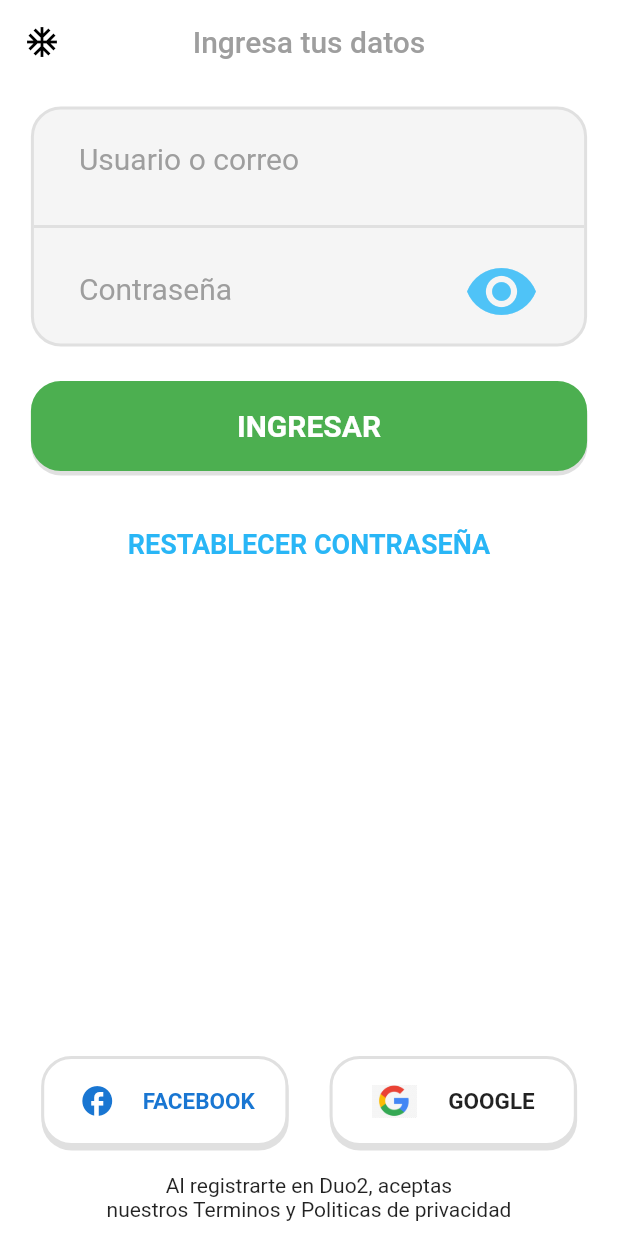
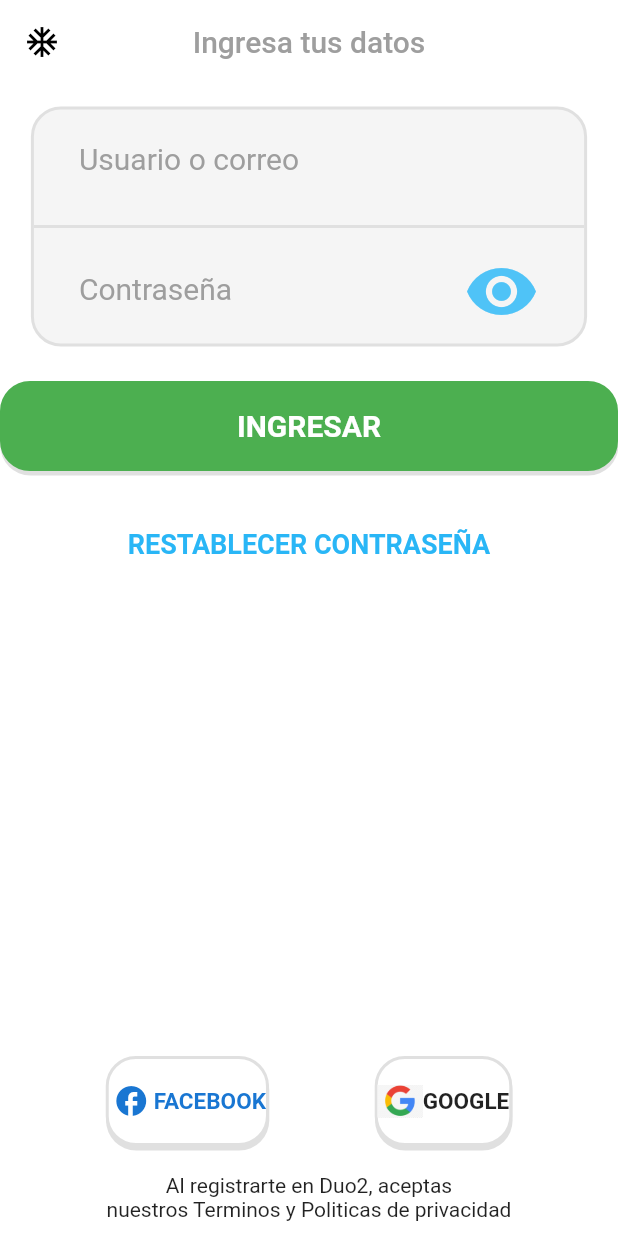
Before and after one commit to PACOdergod/duo2, a Flutter app: the LoginPage screen opened by its route, on a phone screen of 412 x 824 dp. Run offline on Flutter 3.47's test engine with Material 2 defaults, Android fonts, the phone set to English and light mode, and no system bars; our stand-ins replace get.

Commit message:
hay problemas con el boton principal

```diff
--- a/lib/src/widgets/principal_button.dart
+++ b/lib/src/widgets/principal_button.dart
@@ -9,11 +9,13 @@ class PrincipalButton extends StatelessWidget {
   final Color? color;
   final Widget? icon;
   final Function()? onTap;
+  final double? paddingh;
   final double porcentajeAncho;
   final Color borderColor;
-  final double paddingh;
   final double marginh;
   final double marginv;
+  final bool autoAjustar;
+  final FontWeight textWeight;
 
   const PrincipalButton({
     this.text,
@@ -24,9 +26,11 @@ class PrincipalButton extends StatelessWidget {
     this.borderColor = Colors.green,
     this.porcentajeAncho = 0.9,
     this.textSize = 20,
-    this.paddingh = 20,
-    this.marginh = 20,
+    this.paddingh,
+    this.marginh = 0,
     this.marginv = 8,
+    this.autoAjustar = true,
+    this.textWeight = FontWeight.bold
   });
 
   @override
@@ -39,11 +43,15 @@ class PrincipalButton extends StatelessWidget {
       child: Container(
         child: tituloButton(),
 
-        width: ancho*porcentajeAncho,
+        // width: autoAjustar ? ancho*porcentajeAncho : null,
         height: 60,
         margin: EdgeInsets.symmetric(
-          horizontal: this.marginh, vertical: this.marginv),
-        padding: EdgeInsets.symmetric(horizontal: this.paddingh),
+          horizontal: this.marginh,
+          vertical: this.marginv
+        ),
+        padding: autoAjustar
+          ? null
+          : EdgeInsets.symmetric(horizontal: this.paddingh??0),
 
         decoration: BoxDecoration(
           border: Border.all(color: borderColor, width: 2),
@@ -89,7 +97,8 @@ class PrincipalButton extends StatelessWidget {
       style: TextStyle(
         fontSize: this.textSize,
         color: textColor??Colors.white,
-        fontWeight: FontWeight.bold),
+        fontWeight: this.textWeight
+      ),
     );
   }
 }
```
Also changed, not shown: lib/src/pages/lesson_page.dart (+21 -15 lines).
